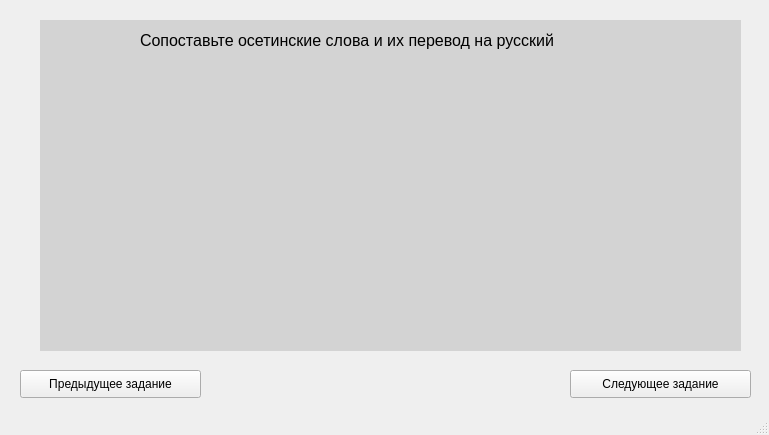
First picture: the form in Forms/LessonFormDesign.ui, repository killman2859/FirstQTProject, before the edit.
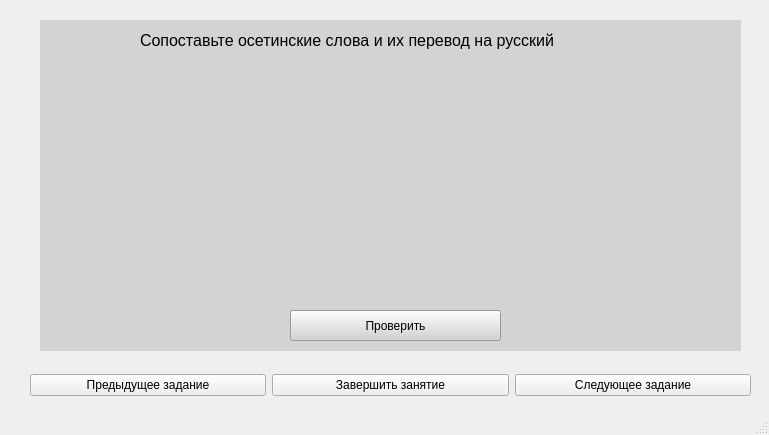
Second picture: the form after the edit.

Commit message: Test task finally maded version of app 0.5

Diff of the .ui file:
```diff
--- a/Forms/LessonFormDesign.ui
+++ b/Forms/LessonFormDesign.ui
@@ -14,32 +14,6 @@
    <string>MainWindow</string>
   </property>
   <widget class="QWidget" name="centralwidget">
-   <widget class="QPushButton" name="prevTaskButton">
-    <property name="geometry">
-     <rect>
-      <x>20</x>
-      <y>370</y>
-      <width>181</width>
-      <height>28</height>
-     </rect>
-    </property>
-    <property name="text">
-     <string>Предыдущее задание</string>
-    </property>
-   </widget>
-   <widget class="QPushButton" name="nextTaskButton">
-    <property name="geometry">
-     <rect>
-      <x>570</x>
-      <y>370</y>
-      <width>181</width>
-      <height>28</height>
-     </rect>
-    </property>
-    <property name="text">
-     <string>Следующее задание</string>
-    </property>
-   </widget>
    <widget class="QWidget" name="taskWidget" native="true">
     <property name="geometry">
      <rect>
@@ -125,11 +99,57 @@
        <x>40</x>
        <y>40</y>
        <width>631</width>
-       <height>281</height>
+       <height>241</height>
       </rect>
      </property>
      <layout class="QVBoxLayout" name="allWordsVerticalLayout"/>
     </widget>
+    <widget class="QPushButton" name="getResButton">
+     <property name="geometry">
+      <rect>
+       <x>250</x>
+       <y>290</y>
+       <width>211</width>
+       <height>31</height>
+      </rect>
+     </property>
+     <property name="text">
+      <string>Проверить</string>
+     </property>
+    </widget>
+   </widget>
+   <widget class="QWidget" name="">
+    <property name="geometry">
+     <rect>
+      <x>30</x>
+      <y>370</y>
+      <width>721</width>
+      <height>30</height>
+     </rect>
+    </property>
+    <layout class="QHBoxLayout" name="horizontalLayout_2">
+     <item>
+      <widget class="QPushButton" name="prevTaskButton">
+       <property name="text">
+        <string>Предыдущее задание</string>
+       </property>
+      </widget>
+     </item>
+     <item>
+      <widget class="QPushButton" name="stopLessonButton">
+       <property name="text">
+        <string>Завершить занятие</string>
+       </property>
+      </widget>
+     </item>
+     <item>
+      <widget class="QPushButton" name="nextTaskButton">
+       <property name="text">
+        <string>Следующее задание</string>
+       </property>
+      </widget>
+     </item>
+    </layout>
    </widget>
   </widget>
   <widget class="QStatusBar" name="statusbar"/>
```
The commit also changes 7 other files.
